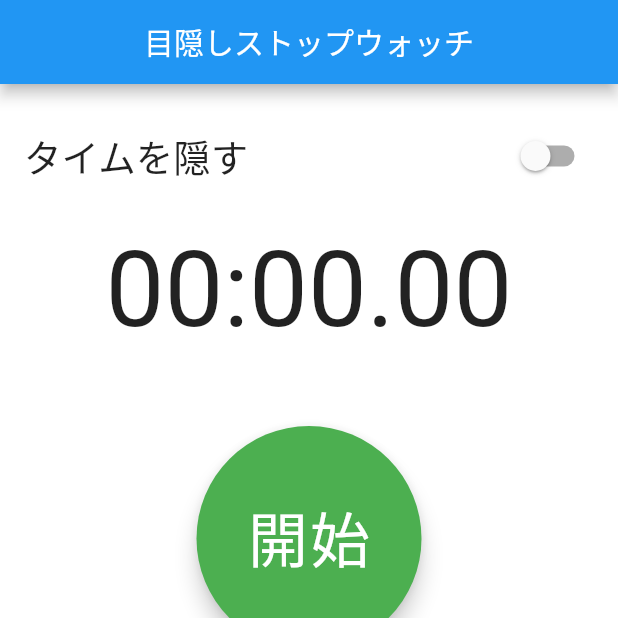
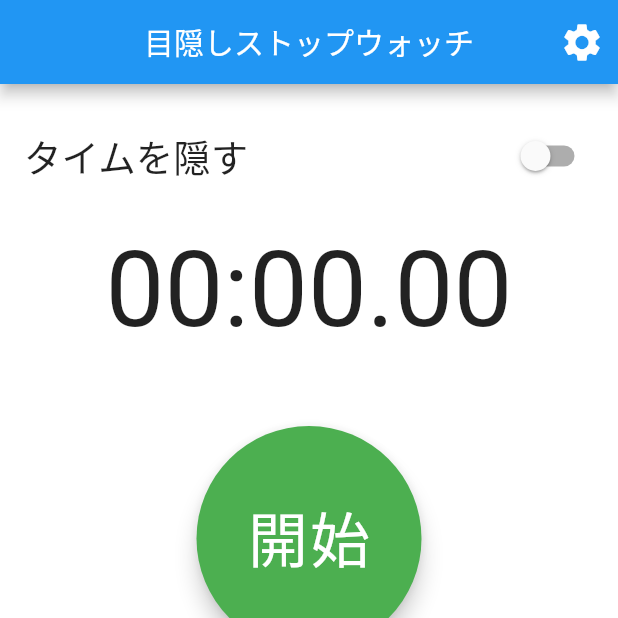
Before and after one commit to matsukawa06/stop_watch, a Flutter app: the screen it shows after launch, on a phone screen of 412 x 824 dp, the top half of it. Run offline on Flutter 3.47's test engine with Material 2 defaults, Android fonts, the phone set to English and light mode, and no system bars.

Commit message:
何かしら変更

```diff
--- a/lib/main_page.dart
+++ b/lib/main_page.dart
@@ -1,6 +1,6 @@
 import 'dart:ui';
 
-import 'package:flutter/cupertino.dart';
+// import 'package:flutter/cupertino.dart';
 import 'package:flutter/material.dart';
 import 'package:provider/provider.dart';
 import 'package:stop_watch/CommonUtil.dart';
@@ -16,7 +16,6 @@ class MainPage extends StatelessWidget {
 class _ProviderWidget extends StatelessWidget {
   @override
   Widget build(BuildContext context) {
-    // TODO: implement build
     return MultiProvider(
       providers: [
         ChangeNotifierProvider<StopWatchModel>(
@@ -31,7 +30,6 @@ class _ProviderWidget extends StatelessWidget {
 class _MainPageBody extends StatelessWidget {
   @override
   Widget build(BuildContext context) {
-    // TODO: implement build
     final stopWatchModel = Provider.of<StopWatchModel>(context);
     // var _switchValue = false;
 
@@ -39,10 +37,21 @@ class _MainPageBody extends StatelessWidget {
       backgroundColor: Colors.white,
       appBar: AppBar(
         centerTitle: true,
-        // backgroundColor: Colors.black,
         title: Text('目隠しストップウォッチ'),
         // ステータスバーをダーク用の表示に変更
         // brightness: Brightness.dark,
+        // 右側ボタン
+        actions: [
+          IconButton(
+            onPressed: () {
+              // "puch"で
+            },
+            icon: Icon(
+              Icons.settings,
+              size: 30,
+            ),
+          )
+        ],
       ),
       // 再描画したい箇所だけConsumerで囲む
       body: Center(
@@ -83,8 +92,7 @@ class _MainPageBody extends StatelessWidget {
                       fit: BoxFit.fitWidth,
                       child: Text(
                         model.stopWatchTimeDisplay,
-                        style: TextStyle(
-                            fontSize: 70,
+                        style: TextStyle(fontSize: 70,
                             // color: Colors.white,
                             fontFeatures: [
                               FontFeature.tabularFigures(),
```
Also changed, not shown: lib/setting_page.dart (added), pubspec.lock, 3 other files.
